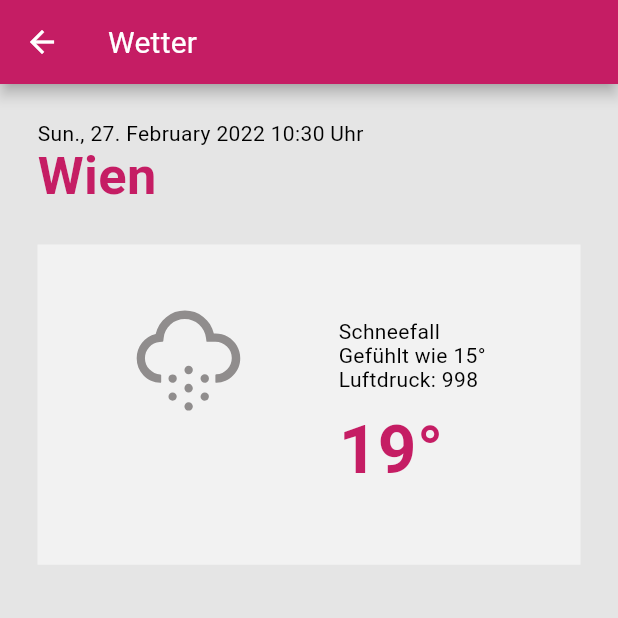
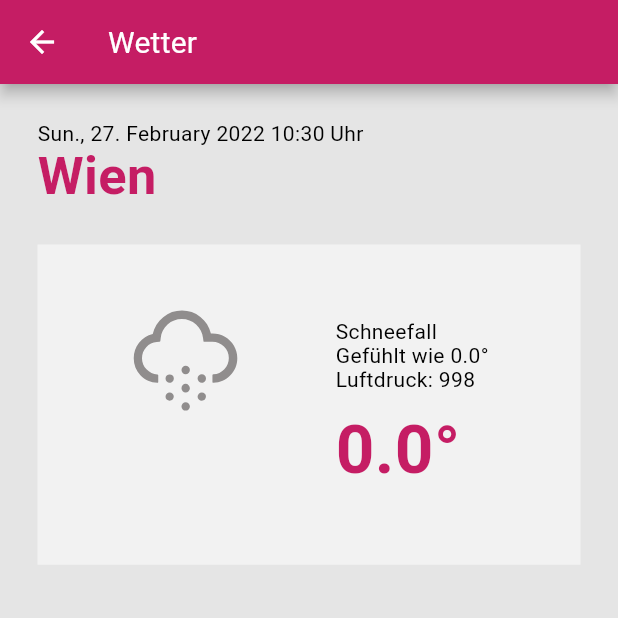
Before and after one commit to hraschan/flutter_sensor_libary_app, a Flutter app: the WeatherRoute screen opened directly, on a phone screen of 412 x 824 dp, the top half of it. Run offline on Flutter 3.47's test engine with Material 2 defaults, Android fonts, the phone set to English and light mode, and no system bars; our stand-ins replace flutter_map, latlong2, weather_icons; missing offline and left inert: sensor_library.

Commit message:
Updated Weather route with library

```diff
--- a/lib/routes/weather_route.dart
+++ b/lib/routes/weather_route.dart
@@ -1,6 +1,7 @@
 import 'package:flutter/material.dart';
 import 'package:intl/intl.dart';
 import 'package:sensor_libary_test_app/themes/custom_colors.dart';
+import 'package:sensor_library/models/raw_sensors/temperature.dart';
 import 'package:weather_icons/weather_icons.dart';
 
 enum WeatherState {
@@ -14,27 +15,54 @@ enum WeatherState {
   schneefall
 }
 
-class WeatherRoute extends StatelessWidget {
+class WeatherRoute extends StatefulWidget {
   const WeatherRoute({Key? key}) : super(key: key);
 
   @override
+  _WeatherRouteState createState() => _WeatherRouteState();
+}
+
+class _WeatherRouteState extends State<WeatherRoute> {
+  var space = 25.0;
+  var now = getCurrentDateTime();
+  var location = 'Wien';
+  var currentWeatherState = WeatherState.schneefall;
+  double feelingTemperature = 0;
+  var airPressure = 998;
+  double temperature = 0;
+  // var currentWeatherString = getCurrentWeatherString(currentWeatherState);
+  var currentWeather = getCurrentWeather(state: WeatherState.schneefall);
+
+  late Temperature temp;
+
+  @override
+  void initState() {
+    super.initState();
+
+    temp = Temperature(inMillis: 500);
+    temp.getRaw().listen((element) {
+      double value = element;
+
+      setStateIfMounted(() {
+        temperature = value;
+        feelingTemperature = value;
+        currentWeather = getCurrentWeather(state: currentWeatherState);
+      });
+    });
+  }
+
+  void setStateIfMounted(f) {
+    if (mounted) setState(f);
+  }
+
+  @override
   Widget build(BuildContext context) {
-    const space = 25.0;
-    var now = getCurrentDateTime();
-    var location = 'Wien';
-    var currentWeatherState = WeatherState.schneefall;
-    var feelingTemperature = 15;
-    var airPressure = 998;
-    var temperature = 19;
-    // var currentWeatherString = getCurrentWeatherString(currentWeatherState);
-    var currentWeather = getCurrentWeather(state: currentWeatherState);
-
     return Scaffold(
         appBar: AppBar(
           title: const Text("Wetter"),
         ),
         body: Padding(
-          padding: const EdgeInsets.all(space),
+          padding: EdgeInsets.all(space),
           child: Column(
             crossAxisAlignment: CrossAxisAlignment.start,
             children: [
@@ -44,24 +72,24 @@ class WeatherRoute extends StatelessWidget {
                       fontWeight: FontWeight.bold,
                       color: PrimaryColor,
                       fontSize: 35)),
-              const SizedBox(height: space),
+              SizedBox(height: space),
               Container(
                 color: AccentWhite,
                 child: Padding(
-                  padding: const EdgeInsets.only(
+                  padding: EdgeInsets.only(
                       left: space / 2, right: space, bottom: space),
                   child: Row(
                     //crossAxisAlignment: CrossAxisAlignment.center,
                     mainAxisAlignment: MainAxisAlignment.center,
                     children: [
                       Padding(
-                          padding: const EdgeInsets.only(bottom: space * 2),
+                          padding: EdgeInsets.only(bottom: space * 2),
                           child: Icon(currentWeather[1],
                               size: 100, color: SecondaryColorLight)),
-                      const SizedBox(width: space * 2),
+                      SizedBox(width: space * 2),
                       Padding(
-                          padding: const EdgeInsets.only(
-                              top: space * 2, bottom: space),
+                          padding:
+                              EdgeInsets.only(top: space * 2, bottom: space),
                           child: Column(
                             crossAxisAlignment: CrossAxisAlignment.start,
                             children: [
@@ -71,7 +99,7 @@ class WeatherRoute extends StatelessWidget {
                                   feelingTemperature.toString() +
                                   '°'),
                               Text('Luftdruck: ' + airPressure.toString()),
-                              const SizedBox(height: space / 2),
+                              SizedBox(height: space / 2),
                               Text(temperature.toString() + '°',
                                   style: const TextStyle(
                                       fontWeight: FontWeight.bold,
```
